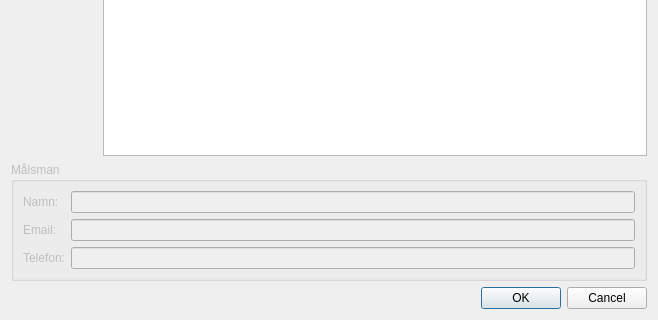
The window that UI/ny_dialog.ui (JHeimdal/RFEntry) describes before a commit, drawn with Qt 5; both pictures show x 0 to 658 and y 458 to 778 of the 658 by 778 pixel window.
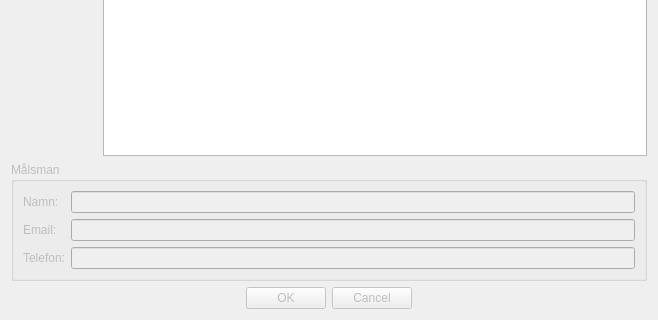
The same window after the commit.

Commit message: Implemented som checks of member input. Most important is valid social security number check

What changed in the file:
```diff
--- a/UI/ny_dialog.ui
+++ b/UI/ny_dialog.ui
@@ -282,12 +282,18 @@
      </item>
      <item>
       <widget class="QDialogButtonBox" name="buttonBox">
+       <property name="enabled">
+        <bool>false</bool>
+       </property>
        <property name="orientation">
         <enum>Qt::Horizontal</enum>
        </property>
        <property name="standardButtons">
         <set>QDialogButtonBox::Cancel|QDialogButtonBox::Ok</set>
        </property>
+       <property name="centerButtons">
+        <bool>true</bool>
+       </property>
       </widget>
      </item>
     </layout>
```
Left out of the diff: 6 changed lines with no effect on the pictures. The commit also changes 2 other files.
